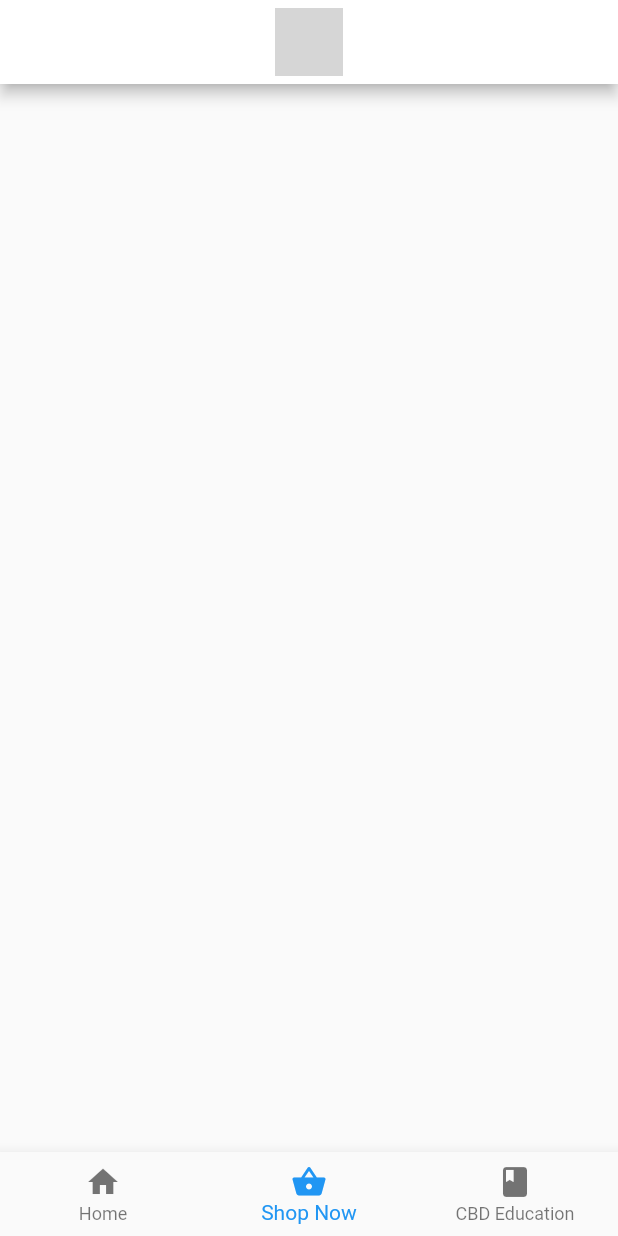
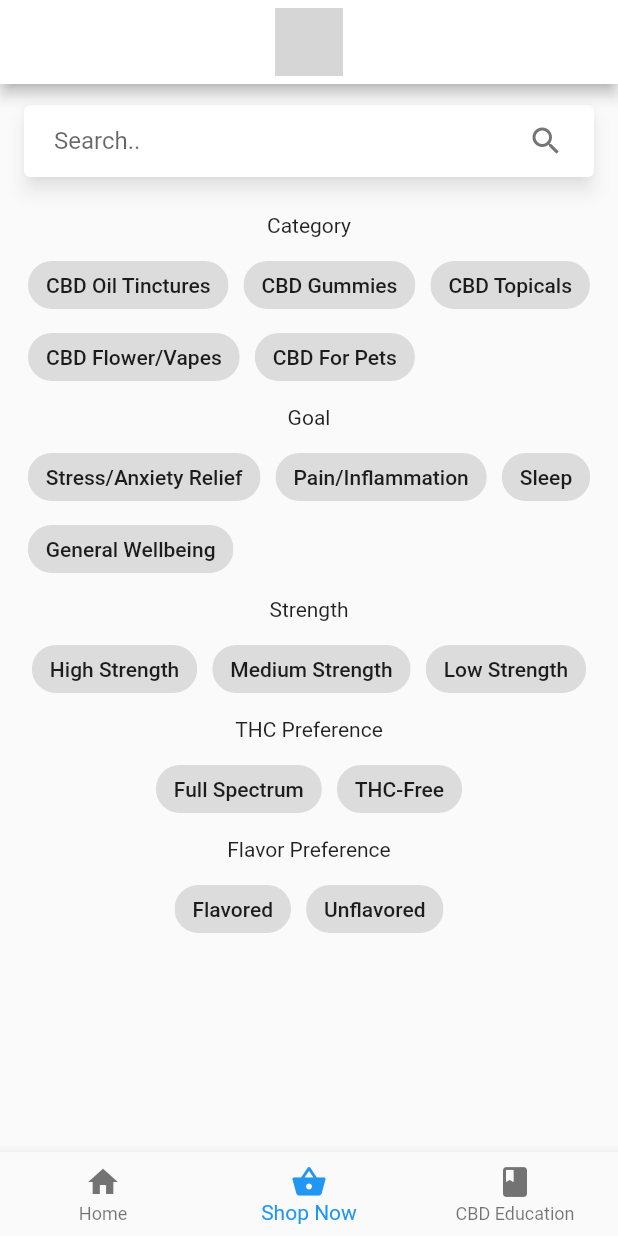
Before and after one commit to flutterWithChris/noid_app, a Flutter app: the screen it shows after launch, item 2 of the bottom bar chosen, on a phone screen of 412 x 824 dp. Run offline on Flutter 3.47's test engine with Material 2 defaults, Android fonts, the phone set to English and light mode, and no system bars; drawn by our look-alikes of material_floating_search_bar; missing offline and left inert: dart:ffi; network calls fail; grey boxes are pictures that could not be loaded.

Commit message:
Shop Page UI
Added search bar, chips, & text to shop page. Created 'filter_chips' for reused chip placements.

```diff
--- a/lib/shop_page.dart
+++ /dev/null
@@ -1,23 +0,0 @@
-//import 'package:floating_search_bar/floating_search_bar.dart';
-import 'package:flutter/material.dart';
-
-class ShopPage extends StatefulWidget {
-  const ShopPage({Key? key}) : super(key: key);
-
-  @override
-  State<ShopPage> createState() => _ShopPageState();
-}
-
-class _ShopPageState extends State<ShopPage> {
-  @override
-  Widget build(BuildContext context) {
-    return ListView(
-      children: [
-        // FloatingSearchBar(
-        //    children: [],
-        // ),
-        Container(),
-      ],
-    );
-  }
-}
--- /dev/null
+++ b/lib/view/category_select.dart
@@ -0,0 +1,29 @@
+import 'package:flutter/material.dart';
+import 'package:noid_app/view/chip_filters.dart';
+
+class CategorySelect extends StatelessWidget {
+  const CategorySelect({Key? key}) : super(key: key);
+
+  @override
+  Widget build(BuildContext context) {
+    return Column(children: [
+      Padding(
+        padding: const EdgeInsets.all(8.0),
+        child: Text(
+          'Category',
+          textAlign: TextAlign.left,
+        ),
+      ),
+      Wrap(
+        spacing: 10,
+        children: [
+          ChipFilters(chipName: 'CBD Oil Tinctures'),
+          ChipFilters(chipName: 'CBD Gummies'),
+          ChipFilters(chipName: 'CBD Topicals'),
+          ChipFilters(chipName: 'CBD Flower/Vapes'),
+          ChipFilters(chipName: 'CBD For Pets'),
+        ],
+      ),
+    ]);
+  }
+}
--- /dev/null
+++ b/lib/view/chip_filters.dart
@@ -0,0 +1,28 @@
+import 'package:flutter/material.dart';
+
+class ChipFilters extends StatefulWidget {
+  String chipName = '';
+
+  ChipFilters({Key? key, required this.chipName}) : super(key: key);
+
+  @override
+  State<ChipFilters> createState() => _ChipFiltersState();
+}
+
+class _ChipFiltersState extends State<ChipFilters> {
+  @override
+  Widget build(BuildContext context) {
+    bool _isSelected = false;
+
+    return FilterChip(
+      label: Text(widget.chipName),
+      selected: _isSelected,
+      onSelected: (isSelected) {
+        setState(() {
+          _isSelected = isSelected;
+        });
+      },
+      selectedColor: Color(0xFFFF9000),
+    );
+  }
+}
--- /dev/null
+++ b/lib/view/flavor_chips.dart
@@ -0,0 +1,27 @@
+import 'package:flutter/material.dart';
+
+import 'chip_filters.dart';
+
+class FlavorChips extends StatelessWidget {
+  const FlavorChips({Key? key}) : super(key: key);
+
+  @override
+  Widget build(BuildContext context) {
+    return Column(children: [
+      Padding(
+        padding: const EdgeInsets.all(8.0),
+        child: Text(
+          'Flavor Preference',
+          textAlign: TextAlign.left,
+        ),
+      ),
+      Wrap(
+        spacing: 10,
+        children: [
+          ChipFilters(chipName: 'Flavored'),
+          ChipFilters(chipName: 'Unflavored'),
+        ],
+      ),
+    ]);
+  }
+}
--- /dev/null
+++ b/lib/view/goal_chips.dart
@@ -0,0 +1,29 @@
+import 'package:flutter/material.dart';
+
+import 'chip_filters.dart';
+
+class GoalChips extends StatelessWidget {
+  const GoalChips({Key? key}) : super(key: key);
+
+  @override
+  Widget build(BuildContext context) {
+    return Column(children: [
+      Padding(
+        padding: const EdgeInsets.all(8.0),
+        child: Text(
+          'Goal',
+          textAlign: TextAlign.left,
+        ),
+      ),
+      Wrap(
+        spacing: 10,
+        children: [
+          ChipFilters(chipName: 'Stress/Anxiety Relief'),
+          ChipFilters(chipName: 'Pain/Inflammation'),
+          ChipFilters(chipName: 'Sleep'),
+          ChipFilters(chipName: 'General Wellbeing'),
+        ],
+      ),
+    ]);
+  }
+}
--- a/lib/home_page.dart
+++ b/lib/view/home_page.dart
@@ -1,5 +1,5 @@
 import 'package:flutter/material.dart';
-import 'package:noid_app/shop_page.dart';
+import 'package:noid_app/View/shop_page.dart';
 import 'category_select.dart';
 import 'cbd_education.dart';
 import 'hero_slider.dart';
--- a/lib/main.dart
+++ b/lib/view/main.dart
@@ -1,7 +1,7 @@
 import 'package:flutter/cupertino.dart';
 import 'package:flutter/material.dart';
-import 'package:noid_app/home_page.dart';
-import 'package:noid_app/shop_page.dart';
+import 'package:noid_app/View/home_page.dart';
+import 'package:noid_app/View/shop_page.dart';
 
 import 'cbd_education.dart';
 
--- /dev/null
+++ b/lib/view/search_bar.dart
@@ -0,0 +1,105 @@
+import 'package:flutter/material.dart';
+import 'package:material_floating_search_bar/material_floating_search_bar.dart';
+
+class SearchBar extends StatefulWidget {
+  SearchBar({Key? key}) : super(key: key);
+
+  @override
+  State<SearchBar> createState() => _SearchBarState();
+}
+
+class _SearchBarState extends State<SearchBar> {
+  // TODO: Search History
+  static const historyLength = 5;
+
+  List<String> _searchHistory = [
+    'cbd oil',
+    'cbd vape',
+    'thc free',
+  ];
+
+  List<String> filteredSearchHistory = [];
+
+  String selectedTerm = '';
+
+  List<String> filterSearchTerms({
+    required String filter,
+  }) {
+    if (filter.isNotEmpty) {
+      return _searchHistory.reversed
+          .where((term) => term.startsWith(filter))
+          .toList();
+    } else {
+      return _searchHistory.reversed.toList();
+    }
+  }
+
+  void addSearchTerm(String term) {
+    if (_searchHistory.contains(term)) {
+      /*   putSearchTermFirst(term);
+      return;
+    }
+*/
+      _searchHistory.add(term);
+      if (_searchHistory.length > historyLength) {
+        _searchHistory.removeRange(0, _searchHistory.length - historyLength);
+      }
+
+      filteredSearchHistory = filterSearchTerms(filter: selectedTerm);
+    }
+
+    /*void deleteSearchTerm(String term) {
+    _searchHistory.removeWhere((t) => term);
+    filteredSearchHistory = filterSearchTerms(filter: null);
+  }*/
+
+    /* void putSearchTermFirst(String term) {
+    deleteSearchTerm(term);
+    addSearchTerm(term);
+  }*/
+
+    FloatingSearchBarController controller = FloatingSearchBarController();
+
+    @override
+    void initState() {
+      // TODO: implement initState
+      super.initState();
+      filteredSearchHistory = filterSearchTerms(filter: selectedTerm);
+    }
+
+    @override
+    void dispose() {
+      // TODO: implement dispose
+      controller.dispose();
+      super.dispose();
+    }
+  }
+
+  @override
+  Widget build(BuildContext context) {
+    return FloatingSearchBar(
+      hint: 'Search..',
+      openAxisAlignment: 0.0,
+      width: 600,
+      scrollPadding: EdgeInsets.only(top: 16, bottom: 20),
+      elevation: 5.0,
+      onQueryChanged: (query) {},
+      transition: CircularFloatingSearchBarTransition(),
+      transitionCurve: Curves.easeInOut,
+      transitionDuration: Duration(milliseconds: 500),
+      builder: (context, transition) {
+        return ClipRRect(
+            child: Material(
+          color: Colors.white,
+          child: Column(
+            children: [
+              ListTile(
+                title: Text('Home'),
+              )
+            ],
+          ),
+        ));
+      },
+    );
+  }
+}
--- /dev/null
+++ b/lib/view/shop_page.dart
@@ -0,0 +1,36 @@
+import 'package:flutter/material.dart';
+import 'package:noid_app/View/category_select.dart';
+import 'package:noid_app/view/flavor_chips.dart';
+import 'package:noid_app/view/goal_chips.dart';
+import 'package:noid_app/view/spectrum_chips.dart';
+import 'package:noid_app/view/strength_chips.dart';
+import 'search_bar.dart';
+
+class ShopPage extends StatefulWidget {
+  const ShopPage({Key? key}) : super(key: key);
+
+  @override
+  State<ShopPage> createState() => _ShopPageState();
+}
+
+class _ShopPageState extends State<ShopPage> {
+  @override
+  Widget build(BuildContext context) {
+    return Padding(
+      padding: const EdgeInsets.all(8.0),
+      child: Column(
+        children: [
+          Container(
+            height: 70.0,
+            child: SearchBar(),
+          ),
+          CategorySelect(),
+          GoalChips(),
+          StrengthChips(),
+          SpectrumChips(),
+          FlavorChips(),
+        ],
+      ),
+    );
+  }
+}
--- /dev/null
+++ b/lib/view/spectrum_chips.dart
@@ -0,0 +1,26 @@
+import 'package:flutter/material.dart';
+import 'package:noid_app/view/chip_filters.dart';
+
+class SpectrumChips extends StatelessWidget {
+  const SpectrumChips({Key? key}) : super(key: key);
+
+  @override
+  Widget build(BuildContext context) {
+    return Column(children: [
+      Padding(
+        padding: const EdgeInsets.all(8.0),
+        child: Text(
+          'THC Preference',
+          textAlign: TextAlign.left,
+        ),
+      ),
+      Wrap(
+        spacing: 10,
+        children: [
+          ChipFilters(chipName: 'Full Spectrum'),
+          ChipFilters(chipName: 'THC-Free'),
+        ],
+      ),
+    ]);
+  }
+}
--- /dev/null
+++ b/lib/view/strength_chips.dart
@@ -0,0 +1,28 @@
+import 'package:flutter/material.dart';
+
+import 'chip_filters.dart';
+
+class StrengthChips extends StatelessWidget {
+  const StrengthChips({Key? key}) : super(key: key);
+
+  @override
+  Widget build(BuildContext context) {
+    return Column(children: [
+      Padding(
+        padding: const EdgeInsets.all(8.0),
+        child: Text(
+          'Strength',
+          textAlign: TextAlign.left,
+        ),
+      ),
+      Wrap(
+        spacing: 10,
+        children: [
+          ChipFilters(chipName: 'High Strength'),
+          ChipFilters(chipName: 'Medium Strength'),
+          ChipFilters(chipName: 'Low Strength'),
+        ],
+      ),
+    ]);
+  }
+}
--- a/pubspec.yaml
+++ b/pubspec.yaml
@@ -35,6 +35,7 @@ dependencies:
   # Use with the CupertinoIcons class for iOS style icons.
   cupertino_icons: ^1.0.2
   floating_search_bar: ^0.3.0
+  material_floating_search_bar: ^0.3.6
 
 
 dev_dependencies:
```
Also changed, not shown: lib/category_select.dart (deleted, +0 -46 lines), lib/view/cbd_education.dart (renamed from lib/cbd_education.dart), lib/view/hero_slider.dart (renamed from lib/hero_slider.dart), lib/view/order_status.dart (renamed from lib/order_status.dart), lib/view/profile_card.dart (renamed from lib/profile_card.dart), pubspec.lock.
